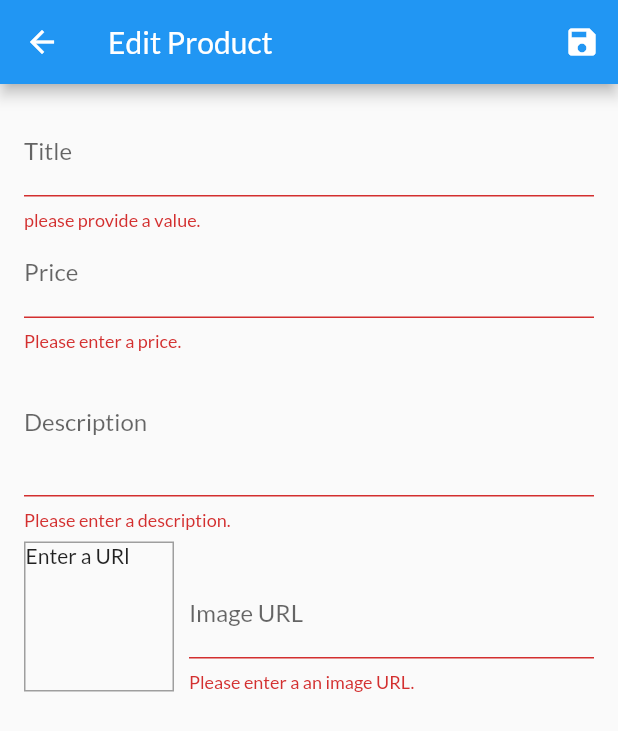
After one commit to a-khaled/My_Shop, a Flutter app: the EditProductScreen screen opened by its route, after a tap on the "save" icon, on a phone screen of 412 x 824 dp. The commit adds this screen. Shown: the top 731 px of the screen. Run offline on Flutter 3.47's test engine with Material 2 defaults, Android fonts, the phone set to English and light mode, and no system bars; network calls fail.

Commit message:
Added user products screen and edit products screen

```diff
--- a/lib/main.dart
+++ b/lib/main.dart
@@ -8,6 +8,8 @@ import './providers/cart.dart';
 import './screens/cart_screen.dart';
 import './providers/orders.dart';
 import './screens/orders_screen.dart';
+import './screens/user_products_screen.dart';
+import './screens/edit_product_screen.dart';
 
 void main() {
   runApp(MyApp());
@@ -41,6 +43,8 @@ class MyApp extends StatelessWidget {
           ProductDetailScreen.routeName: (ctx) => ProductDetailScreen(),
           CartScreen.routeName: (ctx) => CartScreen(),
           OrdersScreen.routeName: (ctx) => OrdersScreen(),
+          UserProductsScreen.routeName: (ctx) => UserProductsScreen(),
+          EditProductScreen.routeName: (ctx) => EditProductScreen(),
         },
       ),
     );
--- a/lib/providers/products.dart
+++ b/lib/providers/products.dart
@@ -64,4 +64,30 @@ class Products with ChangeNotifier {
 //   _showFavoritesOnly = false;
 //   notifyListeners();
 // }
+
+  void addProduct(Product product) {
+    final newProduct = Product(
+        id: DateTime.now().toString(),
+        title: product.title,
+        description: product.description,
+        price: product.price,
+        imageUrl: product.imageUrl);
+    _items.add(newProduct);
+    notifyListeners();
+  }
+
+  void updateProduct(String id, Product newProduct) {
+    final prodIndex = _items.indexWhere((prod) => prod.id == id);
+    if(prodIndex >= 0) {
+      _items[prodIndex] = newProduct;
+      notifyListeners();
+    } else {
+
+    }
+  }
+
+  void deleteProduct(String id) {
+    _items.removeWhere((prod) => prod.id == id);
+    notifyListeners();
+  }
 }
--- /dev/null
+++ b/lib/screens/edit_product_screen.dart
@@ -0,0 +1,252 @@
+import 'package:flutter/material.dart';
+import 'package:provider/provider.dart';
+
+import '../providers/product.dart';
+import '../providers/products.dart';
+
+class EditProductScreen extends StatefulWidget {
+  static const routeName = '/edit-product';
+
+  @override
+  _EditProductScreenState createState() => _EditProductScreenState();
+}
+
+class _EditProductScreenState extends State<EditProductScreen> {
+  final _priceFocusNode = FocusNode();
+  final _imageUrlController = TextEditingController();
+  final _imageUrlFocusNode = FocusNode();
+  final _form = GlobalKey<FormState>();
+  var _editedProduct =
+      Product(id: null, title: '', price: 0, description: '', imageUrl: '');
+  var _initValues = {
+    'title': '',
+    'description': '',
+    'price': '',
+    'imageUrl': '',
+  };
+  var _isInit = true;
+
+  @override
+  void initState() {
+    _imageUrlFocusNode.addListener(_updateImageUrl);
+    super.initState();
+  }
+
+  @override
+  void didChangeDependencies() {
+    if (_isInit) {
+      final productId = ModalRoute.of(context).settings.arguments as String;
+      if (productId != null) {
+        _editedProduct =
+            Provider.of<Products>(context, listen: false).findById(productId);
+        _initValues = {
+          'title': _editedProduct.title,
+          'description': _editedProduct.description,
+          'price': _editedProduct.price.toString(),
+          'imageUrl': '',
+        };
+        _imageUrlController.text = _editedProduct.imageUrl;
+      }
+    }
+    _isInit = false;
+    super.didChangeDependencies();
+  }
+
+  @override
+  void dispose() {
+    _imageUrlFocusNode.removeListener(_updateImageUrl);
+    _priceFocusNode.dispose();
+    _imageUrlController.dispose();
+    _imageUrlFocusNode.dispose();
+    super.dispose();
+  }
+
+  void _updateImageUrl() {
+    if (!_imageUrlFocusNode.hasFocus) {
+      if ((!_imageUrlController.text.startsWith('http') &&
+              !_imageUrlController.text.startsWith('https')) ||
+          (!_imageUrlController.text.endsWith('.png') &&
+              !_imageUrlController.text.endsWith('.jpg') &&
+              !_imageUrlController.text.endsWith('.jpeg'))) {
+        return;
+      }
+      setState(() {});
+    }
+  }
+
+  void _saveForm() {
+    final isValid = _form.currentState.validate();
+    if (!isValid) {
+      return;
+    }
+    _form.currentState.save();
+    if (_editedProduct.id != null) {
+      Provider.of<Products>(context, listen: false)
+          .updateProduct(_editedProduct.id, _editedProduct);
+    } else {
+      Provider.of<Products>(context, listen: false).addProduct(_editedProduct);
+    }
+    Navigator.of(context).pop();
+  }
+
+  @override
+  Widget build(BuildContext context) {
+    return Scaffold(
+      appBar: AppBar(
+        title: Text('Edit Product'),
+        actions: [
+          IconButton(icon: Icon(Icons.save), onPressed: _saveForm),
+        ],
+      ),
+      body: Padding(
+        padding: EdgeInsets.all(16.0),
+        child: Form(
+          key: _form,
+          child: ListView(
+            children: [
+              TextFormField(
+                initialValue: _initValues['title'],
+                decoration: InputDecoration(
+                  labelText: 'Title',
+                ),
+                textInputAction: TextInputAction.next,
+                onFieldSubmitted: (_) {
+                  FocusScope.of(context).requestFocus(_priceFocusNode);
+                },
+                validator: (value) {
+                  if (value.isEmpty) {
+                    return 'please provide a value.';
+                  }
+                  return null;
+                },
+                onSaved: (value) {
+                  _editedProduct = Product(
+                      id: _editedProduct.id,
+                      isFavorite: _editedProduct.isFavorite,
+                      title: value,
+                      description: _editedProduct.description,
+                      price: _editedProduct.price,
+                      imageUrl: _editedProduct.imageUrl);
+                },
+              ),
+              TextFormField(
+                initialValue: _initValues['price'],
+                decoration: InputDecoration(
+                  labelText: 'Price',
+                ),
+                textInputAction: TextInputAction.next,
+                keyboardType: TextInputType.number,
+                focusNode: _priceFocusNode,
+                validator: (value) {
+                  if (value.isEmpty) {
+                    return 'Please enter a price.';
+                  }
+                  if (double.tryParse(value) == null) {
+                    return 'Please enter a valid number';
+                  }
+                  if (double.parse(value) <= 0) {
+                    return 'Please enter a number greater than zero.';
+                  }
+                  return null;
+                },
+                onSaved: (value) {
+                  _editedProduct = Product(
+                      id: _editedProduct.id,
+                      isFavorite: _editedProduct.isFavorite,
+                      title: _editedProduct.title,
+                      description: _editedProduct.description,
+                      price: double.parse(value),
+                      imageUrl: _editedProduct.imageUrl);
+                },
+              ),
+              TextFormField(
+                initialValue: _initValues['description'],
+                decoration: InputDecoration(
+                  labelText: 'Description',
+                ),
+                maxLines: 3,
+                keyboardType: TextInputType.multiline,
+                validator: (value) {
+                  if (value.isEmpty) {
+                    return 'Please enter a description.';
+                  }
+                  if (value.length < 10) {
+                    return 'Shoud be at least 10 characters long.';
+                  }
+                  return null;
+                },
+                onSaved: (value) {
+                  _editedProduct = Product(
+                      id: _editedProduct.id,
+                      isFavorite: _editedProduct.isFavorite,
+                      title: _editedProduct.title,
+                      description: value,
+                      price: _editedProduct.price,
+                      imageUrl: _editedProduct.imageUrl);
+                },
+              ),
+              Row(
+                crossAxisAlignment: CrossAxisAlignment.end,
+                children: [
+                  Container(
+                    width: 100,
+                    height: 100,
+                    margin: EdgeInsets.only(
+                      top: 8,
+                      right: 10,
+                    ),
+                    decoration: BoxDecoration(
+                      border: Border.all(width: 1, color: Colors.grey),
+                    ),
+                    child: _imageUrlController.text.isEmpty
+                        ? Text('Enter a URl')
+                        : FittedBox(
+                            child: Image.network(_imageUrlController.text),
+                            fit: BoxFit.cover,
+                          ),
+                  ),
+                  Expanded(
+                    child: TextFormField(
+                      decoration: InputDecoration(labelText: 'Image URL'),
+                      keyboardType: TextInputType.url,
+                      textInputAction: TextInputAction.done,
+                      controller: _imageUrlController,
+                      focusNode: _imageUrlFocusNode,
+                      onFieldSubmitted: (_) {
+                        _saveForm();
+                      },
+                      validator: (value) {
+                        if (value.isEmpty) {
+                          return 'Please enter a an image URL.';
+                        }
+                        if (!value.startsWith('http') &&
+                            !value.startsWith('https')) {
+                          return 'Please enter a valid URL';
+                        }
+                        if (!value.endsWith('.png') &&
+                            !value.endsWith('.jpg') &&
+                            !value.endsWith('.jpeg')) {
+                          return 'Please enter a valid image URL';
+                        }
+                        return null;
+                      },
+                      onSaved: (value) {
+                        _editedProduct = Product(
+                            id: _editedProduct.id,
+                            isFavorite: _editedProduct.isFavorite,
+                            title: _editedProduct.title,
+                            description: _editedProduct.description,
+                            price: _editedProduct.price,
+                            imageUrl: value);
+                      },
+                    ),
+                  ),
+                ],
+              ),
+            ],
+          ),
+        ),
+      ),
+    );
+  }
+}
--- a/lib/widgets/app_drawer.dart
+++ b/lib/widgets/app_drawer.dart
@@ -1,6 +1,7 @@
 import 'package:flutter/material.dart';
 
 import '../screens/orders_screen.dart';
+import '../screens/user_products_screen.dart';
 
 class AppDrawer extends StatelessWidget {
 
@@ -29,6 +30,14 @@ class AppDrawer extends StatelessWidget {
               Navigator.of(context).pushReplacementNamed(OrdersScreen.routeName);
             },
           ),
+          Divider(),
+          ListTile(
+            leading: Icon(Icons.edit),
+            title: Text('Manage Products'),
+            onTap: () {
+              Navigator.of(context).pushReplacementNamed(UserProductsScreen.routeName);
+            },
+          ),
         ],
       ),
     );
```
Also changed, not shown: lib/providers/cart.dart (+18 -1 lines), lib/screens/user_products_screen.dart (added, +46 -0 lines), lib/widgets/cart_item.dart (+21 -0 lines), lib/widgets/product_item.dart (+18 -7 lines), lib/widgets/user_product_item.dart (added, +41 -0 lines).
